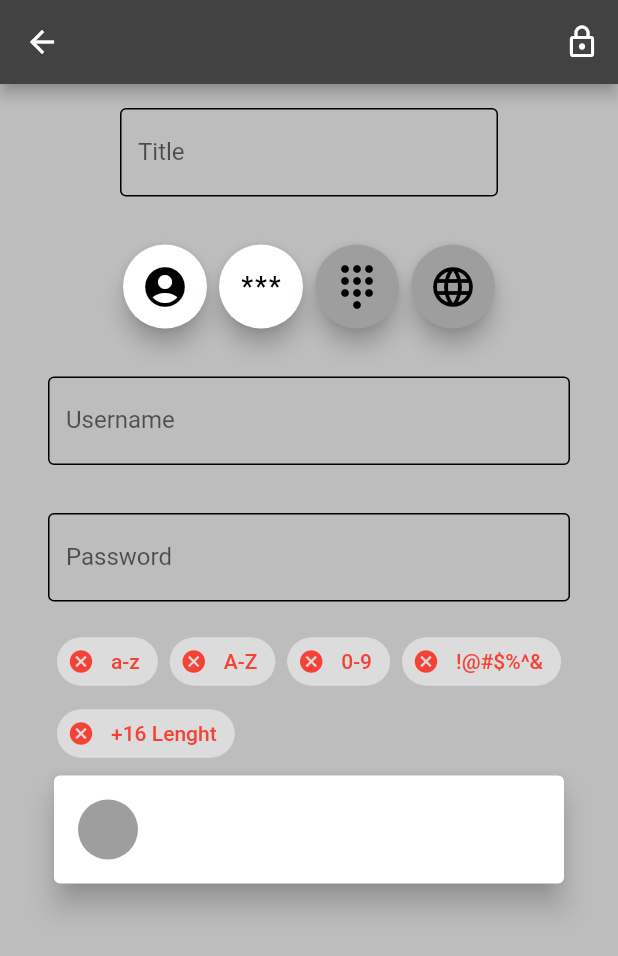
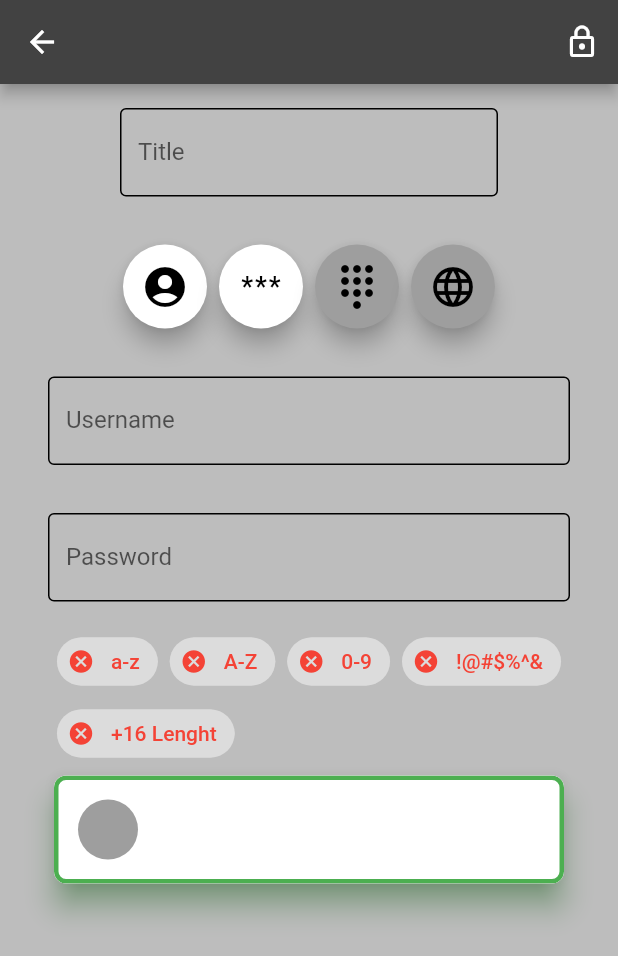
Before and after one commit to fiorcode/keyway, a Flutter app: the AlphaScreen screen opened by its route, on a phone screen of 412 x 824 dp. Shown: the top 956 px of the screen. Run offline on Flutter 3.47's test engine with Material 2 defaults, Android fonts, the phone set to English and light mode, and no system bars; our stand-ins replace google_sign_in, shared_preferences, sqflite; missing offline and left inert: encrypt, googleapis; accounts and stored records are empty.

Commit message:
Update alpha_card.dart

```diff
--- a/lib/widgets/alpha_card.dart
+++ b/lib/widgets/alpha_card.dart
@@ -20,8 +20,11 @@ class _AlphaCardState extends State<AlphaCard> {
     CriptoProvider _cProv = Provider.of<CriptoProvider>(context, listen: false);
     return Card(
       clipBehavior: Clip.antiAlias,
-      shadowColor: Colors.grey,
+      shadowColor: Colors.green,
       elevation: 8,
+      shape: RoundedRectangleBorder(
+          borderRadius: BorderRadius.circular(8),
+          side: BorderSide(width: 3, color: Colors.green)),
       child: ListTile(
         leading: CircleAvatar(
           backgroundColor: widget._alpha.color != null
```
